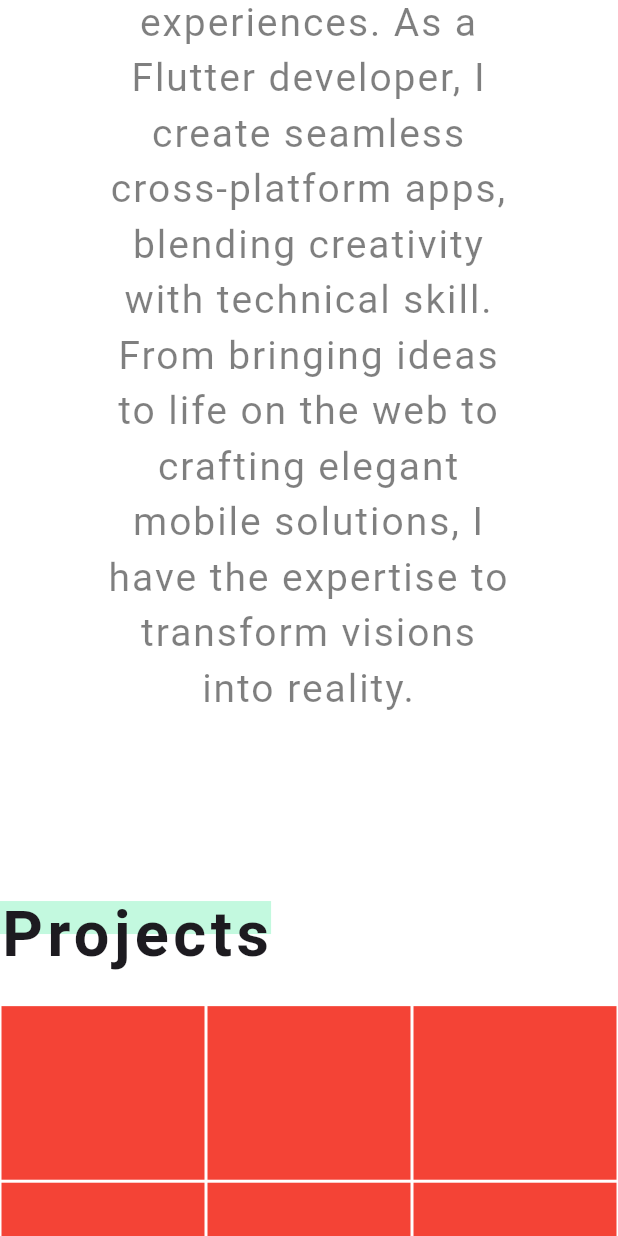
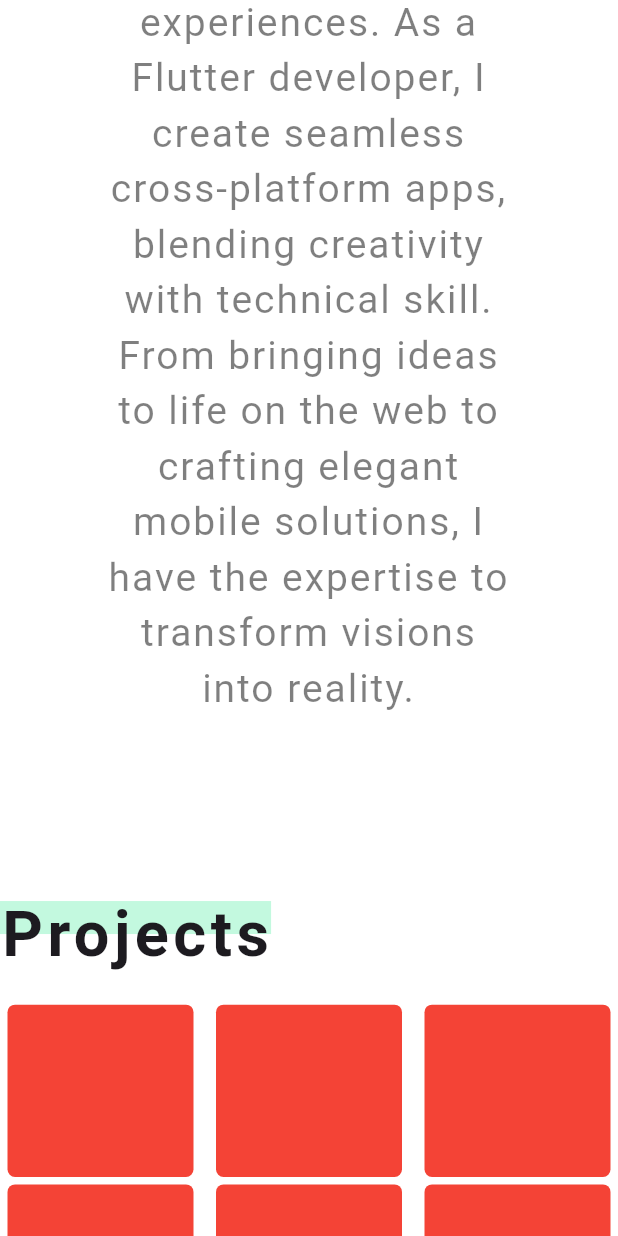
Before and after one commit to Hashimkhann1/MHashim, a Flutter app: the screen it shows after launch, scrolled down 576 dp, on a phone screen of 412 x 824 dp. Run offline on Flutter 3.47's test engine with Material 3 defaults, Android fonts, the phone set to English and light mode, and no system bars; Roboto replaces fonts that are missing (Oswald).

Commit message:
updated for responsivness

```diff
--- a/lib/view/projects_view/projects_view.dart
+++ b/lib/view/projects_view/projects_view.dart
@@ -1,4 +1,5 @@
 import 'package:flutter/material.dart';
+import 'package:myportfolio/res/responsive/responsive.dart';
 
 class ProjectsView extends StatelessWidget {
   const ProjectsView({super.key});
@@ -9,7 +10,7 @@ class ProjectsView extends StatelessWidget {
     final width = MediaQuery.of(context).size.width;
     final heigth = MediaQuery.of(context).size.height;
 
-    return Container(
+    return SizedBox(
       width: 1250,
       // height: heigth * 0.5,
       child: GridView.builder(
@@ -17,14 +18,17 @@ class ProjectsView extends StatelessWidget {
           shrinkWrap: true,
           physics: NeverScrollableScrollPhysics(),
           gridDelegate: SliverGridDelegateWithFixedCrossAxisCount(
-              crossAxisCount: 3,
-            childAspectRatio: 0.35/0.3,
+              crossAxisCount: Responsive.isMobile(context) ? 1 : Responsive.isTablet(context) ? 2 : 3,
+            childAspectRatio: Responsive.isMobile(context) ? 0.35/0.22 : 0.35/0.3,
+            mainAxisSpacing: 5,
+            crossAxisSpacing: Responsive.isTablet(context) ? 0 : 5,
           ),
           itemBuilder: (context, index) {
             return Container(
+              margin: EdgeInsets.symmetric(horizontal: Responsive.isDesktop(context) ? 0 : 5),
               decoration: BoxDecoration(
                 color: Colors.red,
-                border: Border.all(color: Colors.white)
+                borderRadius: BorderRadius.circular(Responsive.isTablet(context) ? 10 : 5)
               ),
             );
           }),
```
